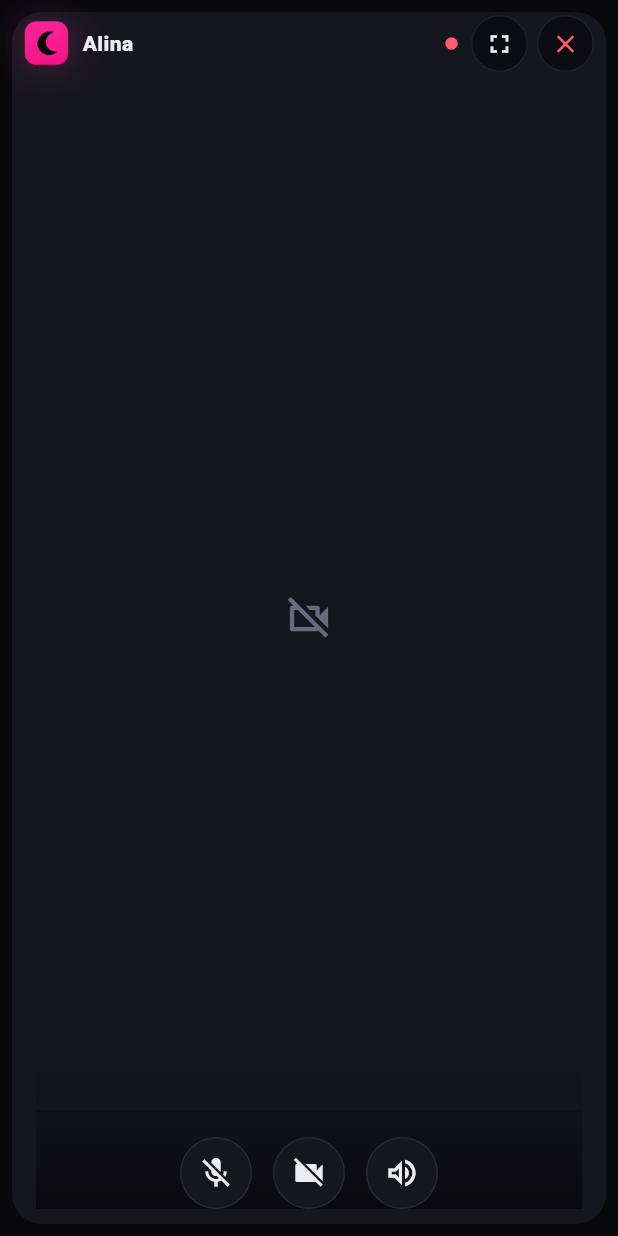
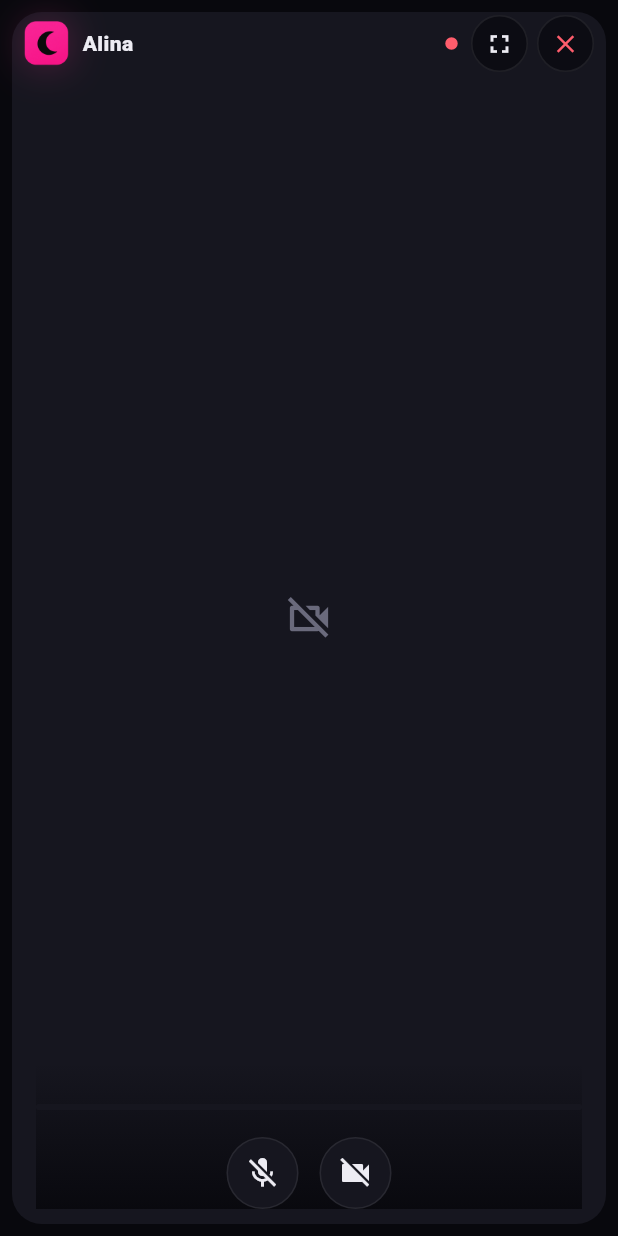
Before and after one commit to princebabay/alina-mobile, a Flutter app: the SalleScreen screen opened directly, on a phone screen of 412 x 824 dp. Run offline on Flutter 3.47's test engine with Material 3 defaults, Android fonts, the phone set to English and light mode, and no system bars; our stand-ins replace flutter_dotenv, flutter_secure_storage, permission_handler; missing offline and left inert: livekit_client; accounts and stored records are empty.

Commit message:
Fix: résolution PR review comments

```diff
--- a/lib/handlers/auth/login_handler.dart
+++ b/lib/handlers/auth/login_handler.dart
@@ -41,8 +41,13 @@ class LoginHandler {
         if (!response.success) {
           return true;
         }
+
         await StorageUtil.saveAccessToken(
           accessToken: response.data!.accessToken,
+        );
+
+        await StorageUtil.saveRefreshToken(
+          refreshToken: response.data!.refreshToken,
         );
 
         return false;
--- a/lib/screens/salle_screen.dart
+++ b/lib/screens/salle_screen.dart
@@ -1,5 +1,4 @@
 import 'dart:async';
-import 'dart:io' show Platform;
 
 import 'package:flutter/material.dart';
 import 'package:flutter/services.dart';
@@ -32,9 +31,7 @@ class _SalleScreenState extends State<SalleScreen> {
   bool _isLeaving = false;
   bool _updatingMedia = false;
   bool _requestingPermissions = false;
-  bool _showVolume = false;
   double _audioLevel = 0;
-  double _volume = .8;
   String? _roomName;
   String? _error;
   LocalVideoTrack? _localVideoTrack;
@@ -55,26 +52,30 @@ class _SalleScreenState extends State<SalleScreen> {
   }
 
   Future<void> _requestInitialPermissions() async {
-    if (!Platform.isAndroid || _requestingPermissions) return;
+    if (_requestingPermissions) return;
     setState(() => _requestingPermissions = true);
     final statuses = await [Permission.camera, Permission.microphone].request();
     if (!mounted) return;
     setState(() => _requestingPermissions = false);
     final permanentlyDenied = <String>[
       if (statuses[Permission.camera]?.isPermanentlyDenied ?? false) 'caméra',
-      if (statuses[Permission.microphone]?.isPermanentlyDenied ?? false) 'microphone',
+      if (statuses[Permission.microphone]?.isPermanentlyDenied ?? false)
+        'microphone',
     ];
     if (permanentlyDenied.isNotEmpty) {
-      _showError('Permission ${permanentlyDenied.join(' et ')} définitivement refusée. Ouvrez les paramètres de l’application pour l’autoriser.');
+      _showError(
+        'Permission ${permanentlyDenied.join(' et ')} définitivement refusée. Ouvrez les paramètres de l’application pour l’autoriser.',
+      );
     }
   }
 
   Future<bool> _ensurePermission(Permission permission, String feature) async {
-    if (!Platform.isAndroid) return true;
     var status = await permission.status;
     if (status.isGranted) return true;
     if (status.isPermanentlyDenied) {
-      _showError('Permission $feature définitivement refusée. Ouvrez les paramètres de l’application pour l’autoriser.');
+      _showError(
+        'Permission $feature définitivement refusée. Ouvrez les paramètres de l’application pour l’autoriser.',
+      );
       return false;
     }
     if (_requestingPermissions) return false;
@@ -84,7 +85,9 @@ class _SalleScreenState extends State<SalleScreen> {
     setState(() => _requestingPermissions = false);
     if (status.isGranted) return true;
     if (status.isPermanentlyDenied) {
-      _showError('Permission $feature définitivement refusée. Ouvrez les paramètres de l’application pour l’autoriser.');
+      _showError(
+        'Permission $feature définitivement refusée. Ouvrez les paramètres de l’application pour l’autoriser.',
+      );
     }
     return false;
   }
@@ -94,9 +97,12 @@ class _SalleScreenState extends State<SalleScreen> {
     setIsConnected: (value) => _setIfMounted(() => _isConnected = value),
     setCameraEnabled: (value) => _setIfMounted(() => _cameraEnabled = value),
     setRoomName: (value) => _setIfMounted(() => _roomName = value),
-    setLocalVideoTrack: (value) => _setIfMounted(() => _localVideoTrack = value),
-    setMicrophoneEnabled: (value) => _setIfMounted(() => _microphoneEnabled = value),
-    setRemoteVideoTrack: (value) => _setIfMounted(() => _remoteVideoTrack = value),
+    setLocalVideoTrack: (value) =>
+        _setIfMounted(() => _localVideoTrack = value),
+    setMicrophoneEnabled: (value) =>
+        _setIfMounted(() => _microphoneEnabled = value),
+    setRemoteVideoTrack: (value) =>
+        _setIfMounted(() => _remoteVideoTrack = value),
     setRemoteAudioTrack: _setRemoteAudioTrack,
   );
 
@@ -108,9 +114,13 @@ class _SalleScreenState extends State<SalleScreen> {
     if (!mounted) return;
     setState(() => _remoteAudioTrack = track);
     if (track == null) return;
+    unawaited(track.start());
     LivekitService.analyzeAudio(track, (level) {
       final now = DateTime.now();
-      if (!mounted || (_lastVisualizerUpdate != null && now.difference(_lastVisualizerUpdate!).inMilliseconds < 80)) return;
+      if (!mounted ||
+          (_lastVisualizerUpdate != null &&
+              now.difference(_lastVisualizerUpdate!).inMilliseconds < 80))
+        return;
       _lastVisualizerUpdate = now;
       setState(() => _audioLevel = level);
     });
@@ -127,7 +137,8 @@ class _SalleScreenState extends State<SalleScreen> {
   Future<void> _toggleCamera() async {
     if (_updatingMedia) return;
     final nextState = !_cameraEnabled;
-    if (nextState && !await _ensurePermission(Permission.camera, 'caméra')) return;
+    if (nextState && !await _ensurePermission(Permission.camera, 'caméra'))
+      return;
     if (!mounted) return;
     setState(() => _updatingMedia = true);
     final error = await SalleHandler.toggleCamera(etat: nextState);
@@ -143,7 +154,9 @@ class _SalleScreenState extends State<SalleScreen> {
   Future<void> _toggleMicrophone() async {
     if (_updatingMedia) return;
     final nextState = !_microphoneEnabled;
-    if (nextState && !await _ensurePermission(Permission.microphone, 'microphone')) return;
+    if (nextState &&
+        !await _ensurePermission(Permission.microphone, 'microphone'))
+      return;
     if (!mounted) return;
     setState(() => _updatingMedia = true);
     final error = await SalleHandler.toggleMicrophone(etat: nextState);
@@ -175,7 +188,9 @@ class _SalleScreenState extends State<SalleScreen> {
   Future<void> _toggleFullscreen() async {
     final enteringFullscreen = !_isFullscreen;
     await SystemChrome.setEnabledSystemUIMode(
-      enteringFullscreen ? SystemUiMode.immersiveSticky : SystemUiMode.edgeToEdge,
+      enteringFullscreen
+          ? SystemUiMode.immersiveSticky
+          : SystemUiMode.edgeToEdge,
     );
     if (mounted) setState(() => _isFullscreen = enteringFullscreen);
   }
@@ -183,6 +198,7 @@ class _SalleScreenState extends State<SalleScreen> {
   @override
   void dispose() {
     _messageTimer?.cancel();
+    unawaited(LivekitService.disconnect());
     unawaited(SystemChrome.setEnabledSystemUIMode(SystemUiMode.edgeToEdge));
     super.dispose();
   }
@@ -201,7 +217,10 @@ class _SalleScreenState extends State<SalleScreen> {
               padding: EdgeInsets.all(_isFullscreen ? 0 : 8),
               child: ClipRRect(
                 borderRadius: BorderRadius.circular(_isFullscreen ? 0 : 20),
-                child: RoomVideo(remoteTrack: _remoteVideoTrack, localTrack: localTrack),
+                child: RoomVideo(
+                  remoteTrack: _remoteVideoTrack,
+                  localTrack: localTrack,
+                ),
               ),
             ),
             Positioned(
@@ -225,7 +244,11 @@ class _SalleScreenState extends State<SalleScreen> {
                 top: 68,
                 left: 16,
                 right: 16,
-                child: SafeArea(top: !_isFullscreen, bottom: false, child: AppMessage(message: _error!)),
+                child: SafeArea(
+                  top: !_isFullscreen,
+                  bottom: false,
+                  child: AppMessage(message: _error!),
+                ),
               ),
             Positioned(
               left: 24,
@@ -238,7 +261,10 @@ class _SalleScreenState extends State<SalleScreen> {
                     gradient: LinearGradient(
                       begin: Alignment.topCenter,
                       end: Alignment.bottomCenter,
-                      colors: [AppColors.background.withValues(alpha: 0), AppColors.background.withValues(alpha: .92)],
+                      colors: [
+                        AppColors.background.withValues(alpha: 0),
+                        AppColors.background.withValues(alpha: .92),
+                      ],
                     ),
                   ),
                   child: Padding(
@@ -246,18 +272,20 @@ class _SalleScreenState extends State<SalleScreen> {
                     child: Column(
                       mainAxisSize: MainAxisSize.min,
                       children: [
-                        RoomAudioVisualizer(level: _remoteAudioTrack == null ? 0 : _audioLevel),
+                        RoomAudioVisualizer(
+                          level: _remoteAudioTrack == null ? 0 : _audioLevel,
+                        ),
                         const SizedBox(height: 18),
                         RoomControls(
                           microphoneEnabled: _microphoneEnabled,
                           cameraEnabled: _cameraEnabled,
-                          volume: _volume,
-                          showVolume: _showVolume,
-                          enabled: !_updatingMedia && !_isLeaving && !_requestingPermissions,
-                          onMicrophonePressed: () => unawaited(_toggleMicrophone()),
+                          enabled:
+                              !_updatingMedia &&
+                              !_isLeaving &&
+                              !_requestingPermissions,
+                          onMicrophonePressed: () =>
+                              unawaited(_toggleMicrophone()),
                           onCameraPressed: () => unawaited(_toggleCamera()),
-                          onVolumePressed: () => setState(() => _showVolume = !_showVolume),
-                          onVolumeChanged: (value) => setState(() => _volume = value),
                         ),
                       ],
                     ),
--- a/lib/widgets/room/room_controls.dart
+++ b/lib/widgets/room/room_controls.dart
@@ -7,50 +7,54 @@ class RoomControls extends StatelessWidget {
     super.key,
     required this.microphoneEnabled,
     required this.cameraEnabled,
-    required this.volume,
-    required this.showVolume,
     required this.enabled,
     required this.onMicrophonePressed,
     required this.onCameraPressed,
-    required this.onVolumePressed,
-    required this.onVolumeChanged,
   });
 
   final bool microphoneEnabled;
   final bool cameraEnabled;
-  final double volume;
-  final bool showVolume;
   final bool enabled;
   final VoidCallback onMicrophonePressed;
   final VoidCallback onCameraPressed;
-  final VoidCallback onVolumePressed;
-  final ValueChanged<double> onVolumeChanged;
 
   @override
   Widget build(BuildContext context) => Column(
     mainAxisSize: MainAxisSize.min,
     children: [
-      if (showVolume) ...[
-        Row(children: [
-          const Icon(Icons.volume_down_outlined, color: AppColors.textSecondary, size: 20),
-          Expanded(child: Slider(value: volume, activeColor: AppColors.primary, inactiveColor: AppColors.surfaceTertiary, onChanged: enabled ? onVolumeChanged : null)),
-          const Icon(Icons.volume_up_outlined, color: AppColors.textSecondary, size: 20),
-        ]),
-        const SizedBox(height: 6),
-      ],
-      Row(mainAxisAlignment: MainAxisAlignment.center, children: [
-        _ControlButton(icon: microphoneEnabled ? Icons.mic : Icons.mic_off, tooltip: microphoneEnabled ? 'Couper le microphone' : 'Activer le microphone', active: microphoneEnabled, onPressed: enabled ? onMicrophonePressed : null),
-        const SizedBox(width: 14),
-        _ControlButton(icon: cameraEnabled ? Icons.videocam : Icons.videocam_off, tooltip: cameraEnabled ? 'Désactiver la caméra' : 'Activer la caméra', active: cameraEnabled, onPressed: enabled ? onCameraPressed : null),
-        const SizedBox(width: 14),
-        _ControlButton(icon: Icons.volume_up_outlined, tooltip: 'Volume', active: showVolume, onPressed: onVolumePressed),
-      ]),
+      Row(
+        mainAxisAlignment: MainAxisAlignment.center,
+        children: [
+          _ControlButton(
+            icon: microphoneEnabled ? Icons.mic : Icons.mic_off,
+            tooltip: microphoneEnabled
+                ? 'Couper le microphone'
+                : 'Activer le microphone',
+            active: microphoneEnabled,
+            onPressed: enabled ? onMicrophonePressed : null,
+          ),
+          const SizedBox(width: 14),
+          _ControlButton(
+            icon: cameraEnabled ? Icons.videocam : Icons.videocam_off,
+            tooltip: cameraEnabled
+                ? 'Désactiver la caméra'
+                : 'Activer la caméra',
+            active: cameraEnabled,
+            onPressed: enabled ? onCameraPressed : null,
+          ),
+        ],
+      ),
     ],
   );
 }
 
 class _ControlButton extends StatelessWidget {
-  const _ControlButton({required this.icon, required this.tooltip, required this.active, required this.onPressed});
+  const _ControlButton({
+    required this.icon,
+    required this.tooltip,
+    required this.active,
+    required this.onPressed,
+  });
 
   final IconData icon;
   final String tooltip;
@@ -68,8 +72,17 @@ class _ControlButton extends StatelessWidget {
         child: Container(
           width: 48,
           height: 48,
-          decoration: BoxDecoration(color: active ? AppColors.primary : AppColors.surfaceTertiary, shape: BoxShape.circle, border: Border.all(color: active ? AppColors.primaryLight : AppColors.border)),
-          child: Icon(icon, color: active ? Colors.white : AppColors.textPrimary),
+          decoration: BoxDecoration(
+            color: active ? AppColors.primary : AppColors.surfaceTertiary,
+            shape: BoxShape.circle,
+            border: Border.all(
+              color: active ? AppColors.primaryLight : AppColors.border,
+            ),
+          ),
+          child: Icon(
+            icon,
+            color: active ? Colors.white : AppColors.textPrimary,
+          ),
         ),
       ),
     ),
```
Also changed, not shown: lib/handlers/home_handler.dart (+9 -5 lines), lib/services/livekit_service.dart (+10 -15 lines), lib/widgets/room/room_video.dart (+19 -3 lines), 4 other files.
